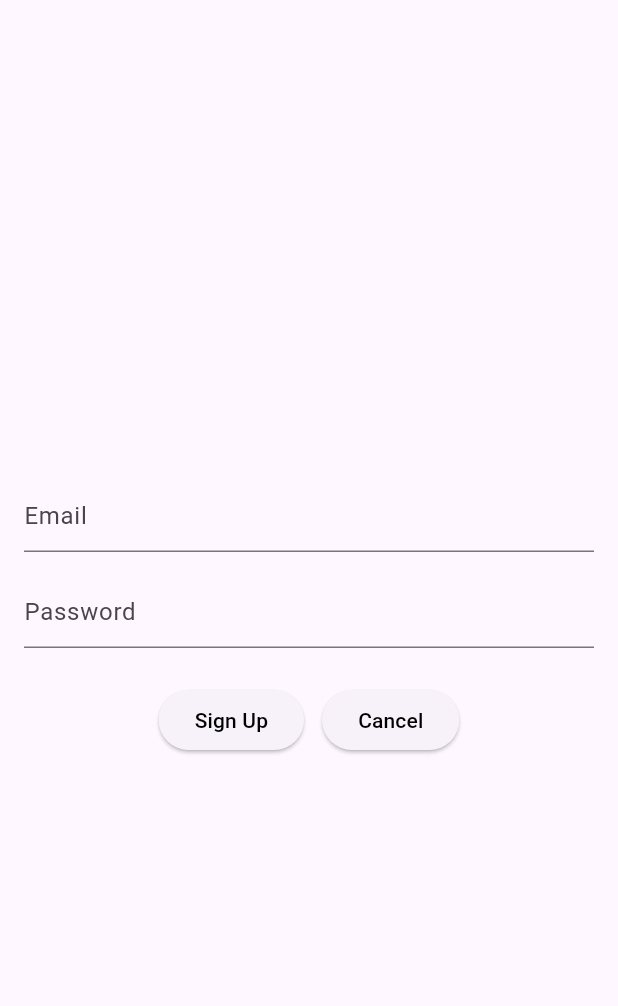
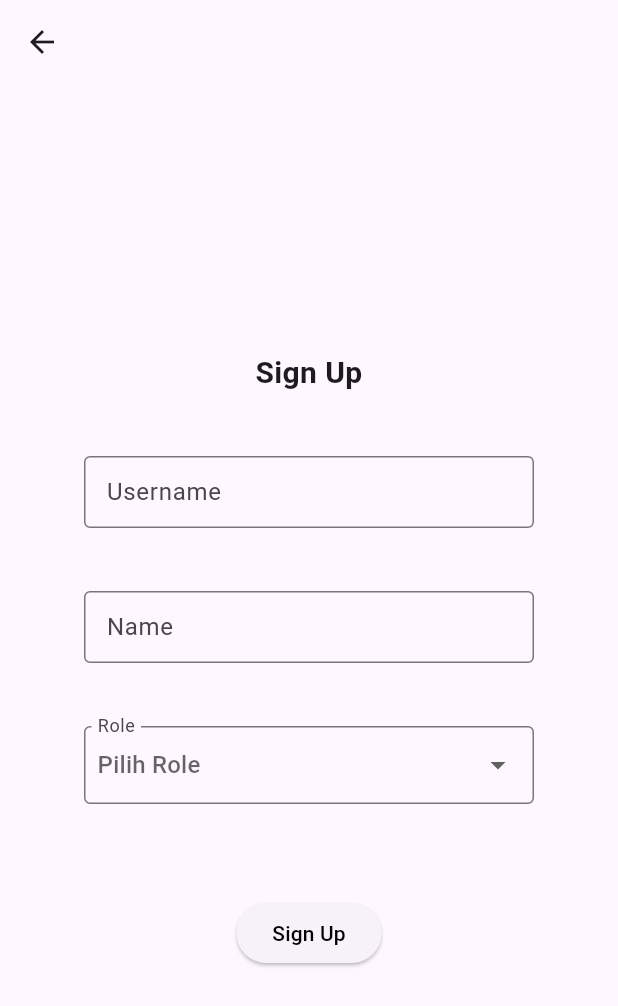
Before and after one commit to DavidDimasPatty/jobplatform-FE, a Flutter app: the screen it shows after launch, after a tap on "Sign Up", on a phone screen of 412 x 824 dp. Shown: the top 1006 px of the screen. Run offline on Flutter 3.47's test engine with Material 3 defaults, Android fonts, the light colour scheme and no system bars.

Commit message:
update : fix validator sign up

```diff
--- a/lib/features/components/login/persentation/widgets/loginForm.dart
+++ b/lib/features/components/login/persentation/widgets/loginForm.dart
@@ -37,10 +37,7 @@ class _LoginFormState extends State<LoginForm> {
   }
 
   void _handleSignUp() {
-    Navigator.pushReplacement(
-      context,
-      MaterialPageRoute(builder: (context) => SignUp()),
-    );
+    Navigator.push(context, MaterialPageRoute(builder: (context) => SignUp()));
   }
 
   @override
@@ -63,7 +60,7 @@ class _LoginFormState extends State<LoginForm> {
           child: TextField(
             controller: _emailController,
             decoration: InputDecoration(
-              hintText: 'Email',
+              hintText: 'Email/ Username',
               border: OutlineInputBorder(),
               contentPadding: EdgeInsets.symmetric(vertical: 8, horizontal: 11),
               suffixIcon: Icon(Icons.email),
--- a/lib/features/components/signup/persentation/pages/signup.dart
+++ b/lib/features/components/signup/persentation/pages/signup.dart
@@ -3,6 +3,8 @@ import 'package:job_platform/features/components/login/persentation/pages/login.
 import 'package:job_platform/features/components/signup/data/datasources/aut_remote_datasource.dart';
 import 'package:job_platform/features/components/signup/data/repositories/auth_repository_impl.dart';
 import 'package:job_platform/features/components/signup/domain/usecases/signup_usercase.dart';
+import 'package:job_platform/features/components/signup/persentation/pages/signupPelamar.dart';
+import 'package:job_platform/features/components/signup/persentation/pages/signupPerusahaan.dart';
 
 class SignUp extends StatefulWidget {
   const SignUp({super.key});
@@ -12,8 +14,10 @@ class SignUp extends StatefulWidget {
 
 class _SignUp extends State<SignUp> {
   final _emailController = TextEditingController();
-  final _passwordController = TextEditingController();
-
+  final _namaController = TextEditingController();
+  final _formKey = GlobalKey<FormState>();
+  String? selectedValue;
+  final List<String> options = ['Pelamar', 'Perusahaan'];
   void _handleLogin() {
     Navigator.pushReplacement(
       context,
@@ -22,42 +26,141 @@ class _SignUp extends State<SignUp> {
   }
 
   Future<void> _handleSignUp() async {
-    final dataSource = AuthRemoteDatasource();
-    final repository = AuthRepositoryImpl(dataSource);
-    final usecase = SignupUseCase(repository);
+    // final dataSource = AuthRemoteDatasource();
+    // final repository = AuthRepositoryImpl(dataSource);
+    // final usecase = SignupUseCase(repository);
 
-    final result = await usecase.SignUpAction(
-      _emailController.text,
-      _passwordController.text,
+    // final result = await usecase.SignUpAction(
+    //   _emailController.text,
+    //   _passwordController.text,
+    // );
+
+    // setState(() {
+    //   Navigator.pushReplacement(
+    //     context,
+    //     MaterialPageRoute(builder: (context) => Login()),
+    //   );
+    // });
+    print(selectedValue);
+    if (_formKey.currentState!.validate()) {
+      if (selectedValue == "Pelamar") {
+        Navigator.push(
+          context,
+          MaterialPageRoute(builder: (context) => SignUpPelamar()),
         );
-
-    setState(() {
-      Navigator.pushReplacement(
+      } else {
+        Navigator.push(
           context,
-        MaterialPageRoute(builder: (context) => Login()),
+          MaterialPageRoute(builder: (context) => SignUpPerusahaan()),
         );
-    });
+      }
+    } else {
+      // Ada field yang tidak valid
+      ScaffoldMessenger.of(context).showSnackBar(
+        SnackBar(
+          content: Text('Harap lengkapi semua field!'),
+          backgroundColor: Colors.red,
+        ),
+      );
+    }
   }
 
   @override
   Widget build(BuildContext context) {
     return Scaffold(
+      appBar: AppBar(
+        leading: IconButton(
+          icon: Icon(Icons.arrow_back),
+          onPressed: () {
+            Navigator.pop(context);
+          },
+        ),
+      ),
       body: Center(
         child: Padding(
           padding: const EdgeInsets.all(16.0),
+          child: Form(
+            key: _formKey,
             child: Column(
               mainAxisAlignment: MainAxisAlignment.center,
               children: [
-              TextField(
+                SizedBox(
+                  height: 70,
+                  width: 600,
+                  child: Text(
+                    "Sign Up",
+                    textAlign: TextAlign.center,
+                    style: TextStyle(fontWeight: FontWeight.bold, fontSize: 20),
+                  ),
+                ),
+                SizedBox(
+                  height: 90,
+                  width: 300,
+                  child: TextFormField(
                     controller: _emailController,
-                decoration: InputDecoration(hintText: "Email"),
+                    decoration: InputDecoration(
+                      hintText: 'Username',
+                      border: OutlineInputBorder(),
+                      contentPadding: EdgeInsets.symmetric(
+                        vertical: 8,
+                        horizontal: 11,
                       ),
-              SizedBox(height: 16),
-              TextField(
-                controller: _passwordController,
-                decoration: InputDecoration(hintText: "Password"),
-                obscureText: true,
                     ),
+                    validator: (value) =>
+                        value == null || value.isEmpty ? 'Wajib diisi' : null,
+                  ),
+                ),
+                SizedBox(
+                  height: 90,
+                  width: 300,
+                  child: TextFormField(
+                    controller: _namaController,
+                    decoration: InputDecoration(
+                      hintText: 'Name',
+                      border: OutlineInputBorder(),
+                      contentPadding: EdgeInsets.symmetric(
+                        vertical: 8,
+                        horizontal: 11,
+                      ),
+                    ),
+                    validator: (value) =>
+                        value == null || value.isEmpty ? 'Wajib diisi' : null,
+                  ),
+                ),
+                SizedBox(
+                  height: 90,
+                  width: 300,
+                  child: DropdownButtonFormField<String>(
+                    value: selectedValue == '' ? null : selectedValue,
+                    validator: (value) =>
+                        value == null || value.isEmpty ? 'Wajib diisi' : null,
+                    hint: Text('Pilih Role'),
+                    decoration: InputDecoration(
+                      labelText: 'Role',
+                      border: OutlineInputBorder(),
+                      contentPadding: EdgeInsets.symmetric(
+                        horizontal: 5,
+                        vertical: 14,
+                      ),
+                    ),
+                    items: options.map((String value) {
+                      return DropdownMenuItem<String>(
+                        value: value,
+                        child: Text(value),
+                      );
+                    }).toList(),
+                    onChanged: (newValue) {
+                      setState(() {
+                        selectedValue = newValue!;
+                      });
+                    },
+                  ),
+                ),
+                // TextField(
+                //   controller: _passwordController,
+                //   decoration: InputDecoration(hintText: "Password"),
+                //   obscureText: true,
+                // ),
                 SizedBox(height: 24),
                 Row(
                   mainAxisAlignment: MainAxisAlignment.center,
@@ -69,20 +172,13 @@ class _SignUp extends State<SignUp> {
                         style: TextStyle(color: Colors.black),
                       ),
                     ),
-                  SizedBox(width: 12),
-                  ElevatedButton(
-                    onPressed: _handleLogin,
-                    child: Text(
-                      'Cancel',
-                      style: TextStyle(color: Colors.black),
-                    ),
-                  ),
                   ],
                 ),
               ],
             ),
           ),
         ),
+      ),
     );
   }
 }
```
Also changed, not shown: lib/features/components/signup/persentation/pages/signupPelamar.dart (added, +151 -0 lines), lib/features/components/signup/persentation/pages/signupPerusahaan.dart (added, +147 -0 lines). Lines whose indentation alone changed are shown as unchanged.
